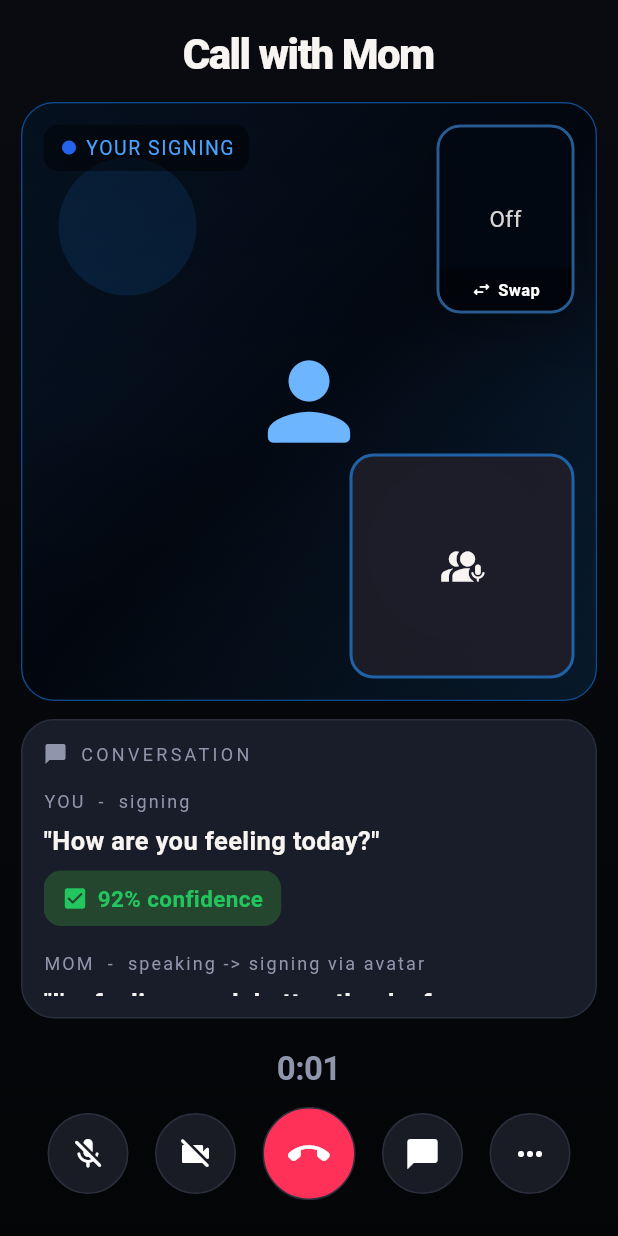
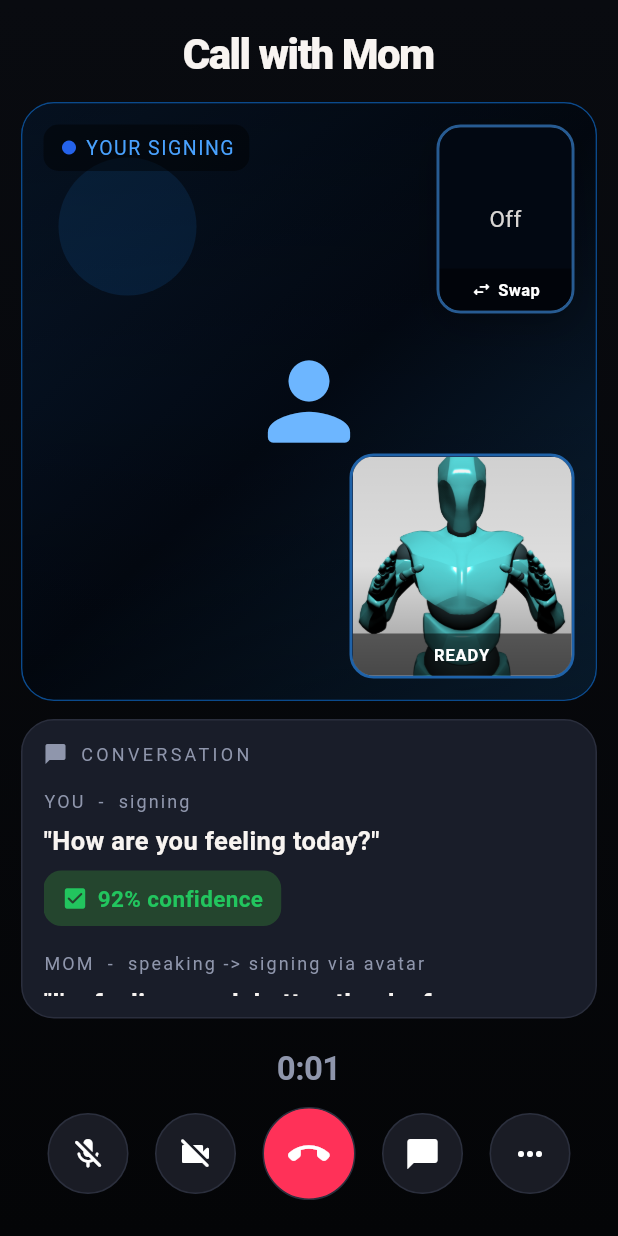
Before and after one commit to adrxjaa/expresto, a Flutter app: the LiveCallPage screen opened directly, on a phone screen of 412 x 824 dp. Run offline on Flutter 3.47's test engine with Material 3 defaults, Android fonts, the light colour scheme and no system bars; our stand-ins replace camera, image_picker.

Commit message:
avatar added

```diff
--- a/lib/pages/live_call.dart
+++ b/lib/pages/live_call.dart
@@ -4,6 +4,7 @@ import 'package:camera/camera.dart';
 import 'package:expresto/core/theme/app_colors.dart';
 import 'package:expresto/data/mock/live_call_mock_data.dart';
 import 'package:expresto/models/live_call_data.dart';
+import 'package:expresto/widgets/signkit_avatar_pip.dart';
 import 'package:flutter/material.dart';
 
 class LiveCallPage extends StatefulWidget {
@@ -545,10 +546,9 @@ class _AvatarPiP extends StatelessWidget {
         border: Border.all(color: const Color(0xFF1F62A8), width: 2),
       ),
       child: const Center(
-        child: Icon(
-          Icons.interpreter_mode_rounded,
-          color: AppColors.textPrimary,
-          size: 30,
+        child: SignKitAvatarPiP(
+          assetPath: 'assets/avatars/signkit_ybot.png',
+          predictedSign: 'READY',
         ),
       ),
     );
--- /dev/null
+++ b/lib/widgets/signkit_avatar_pip.dart
@@ -0,0 +1,75 @@
+import 'package:expresto/core/theme/app_colors.dart';
+import 'package:flutter/material.dart';
+
+class SignKitAvatarPiP extends StatelessWidget {
+  const SignKitAvatarPiP({
+    super.key,
+    required this.assetPath,
+    this.predictedSign,
+  });
+
+  final String assetPath;
+  final String? predictedSign;
+
+  @override
+  Widget build(BuildContext context) {
+    return ClipRRect(
+      borderRadius: BorderRadius.circular(14),
+      child: Stack(
+        fit: StackFit.expand,
+        children: [
+          Image.asset(
+            assetPath,
+            fit: BoxFit.cover,
+            errorBuilder: (context, error, stackTrace) {
+              return const ColoredBox(
+                color: Color(0xFF0F1620),
+                child: Center(
+                  child: Icon(
+                    Icons.interpreter_mode_rounded,
+                    color: AppColors.textPrimary,
+                    size: 34,
+                  ),
+                ),
+              );
+            },
+          ),
+          Container(
+            decoration: BoxDecoration(
+              gradient: LinearGradient(
+                begin: Alignment.topCenter,
+                end: Alignment.bottomCenter,
+                colors: [
+                  Colors.black.withValues(alpha: 0.06),
+                  Colors.transparent,
+                  Colors.black.withValues(alpha: 0.32),
+                ],
+              ),
+            ),
+          ),
+          if (predictedSign != null && predictedSign!.trim().isNotEmpty)
+            Align(
+              alignment: Alignment.bottomCenter,
+              child: Container(
+                width: double.infinity,
+                padding: const EdgeInsets.symmetric(horizontal: 8, vertical: 6),
+                color: Colors.black.withValues(alpha: 0.52),
+                child: Text(
+                  predictedSign!,
+                  textAlign: TextAlign.center,
+                  maxLines: 1,
+                  overflow: TextOverflow.ellipsis,
+                  style: const TextStyle(
+                    color: Colors.white,
+                    fontSize: 11,
+                    fontWeight: FontWeight.w700,
+                    letterSpacing: 0.6,
+                  ),
+                ),
+              ),
+            ),
+        ],
+      ),
+    );
+  }
+}
--- a/pubspec.yaml
+++ b/pubspec.yaml
@@ -59,10 +59,8 @@ flutter:
   # the material Icons class.
   uses-material-design: true
 
-  # To add assets to your application, add an assets section, like this:
-  # assets:
-  #   - images/a_dot_burr.jpeg
-  #   - images/a_dot_ham.jpeg
+  assets:
+    - assets/avatars/
 
   # An image asset can refer to one or more resolution-specific "variants", see
   # https://flutter.dev/to/resolution-aware-images
```
Also changed, not shown: lib/pages/bystander.dart (+4 -4 lines), lib/pages/emergency.dart (+8 -8 lines), assets/avatars/signkit_xbot.png (added), assets/avatars/signkit_ybot.png (added).
